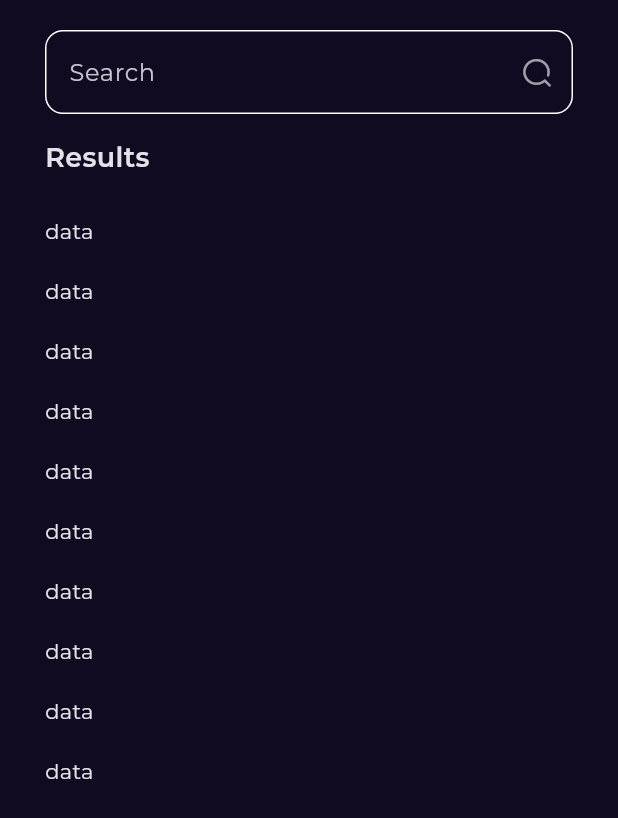
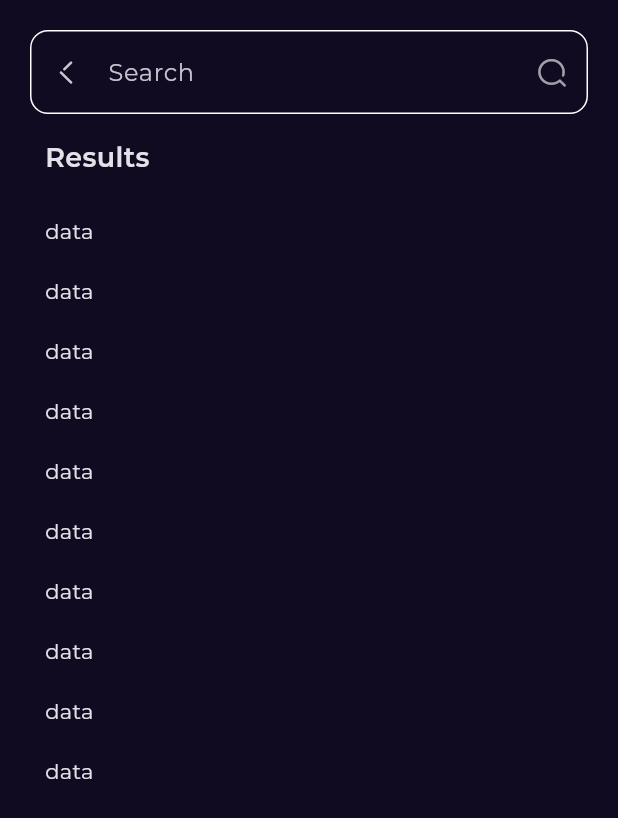
Before and after one commit to Ibrahim653/BooklyApp, a Flutter app: the SearchView screen opened by its route, on a phone screen of 412 x 824 dp. Shown: the top 818 px of the screen. Run offline on Flutter 3.47's test engine with Material 3 defaults, Android fonts, the phone set to English and light mode, and no system bars; our stand-ins replace bloc, cached_network_image, dartz, dio, equatable, flutter_bloc and 5 more; network calls fail.

```diff
--- a/bookly_app/lib/features/search/presentation/views/search_view.dart
+++ b/bookly_app/lib/features/search/presentation/views/search_view.dart
@@ -7,7 +7,7 @@ class SearchView extends StatelessWidget {
   @override
   Widget build(BuildContext context) {
     return const Scaffold(
-      body: SafeArea(child: SearchViewBody()),
+      body:  SafeArea(child: SearchViewBody()),
     );
   }
 }
--- a/bookly_app/lib/features/search/presentation/views/widgets/custom_search_text_field.dart
+++ b/bookly_app/lib/features/search/presentation/views/widgets/custom_search_text_field.dart
@@ -1,4 +1,5 @@
 import 'package:flutter/material.dart';
+import 'package:go_router/go_router.dart';
 
 import '../../../../../core/utils/icon_broken.dart';
 
@@ -22,6 +23,15 @@ class CustomSearchTextField extends StatelessWidget {
             ),
           ),
         ),
+        prefixIcon:IconButton(
+          onPressed: () {
+            Navigator.of(context).pop();
+          },
+          icon: const Icon(
+            IconBroken.Arrow___Left_2,
+            size: 22,
+          ),
+        ),
       ),
     );
   }
--- a/bookly_app/lib/features/search/presentation/views/widgets/search_view_body.dart
+++ b/bookly_app/lib/features/search/presentation/views/widgets/search_view_body.dart
@@ -11,9 +11,9 @@ class SearchViewBody extends StatelessWidget {
     return  const Column(
       crossAxisAlignment: CrossAxisAlignment.start,
       children: [
-        SizedBox(height: 20), //will remove it
+        SizedBox(height: 20),
         Padding(
-          padding: EdgeInsets.symmetric(horizontal: 30),
+          padding: EdgeInsets.symmetric(horizontal: 20),
           child: CustomSearchTextField(),
         ),
         SizedBox(height: 16),
```
